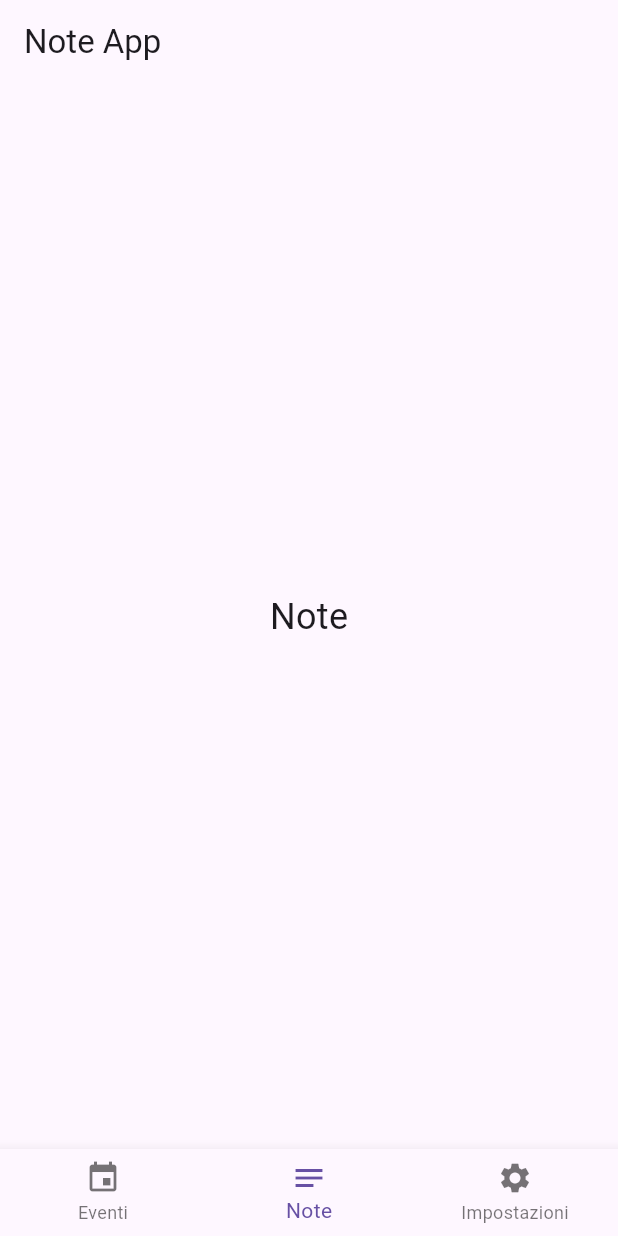
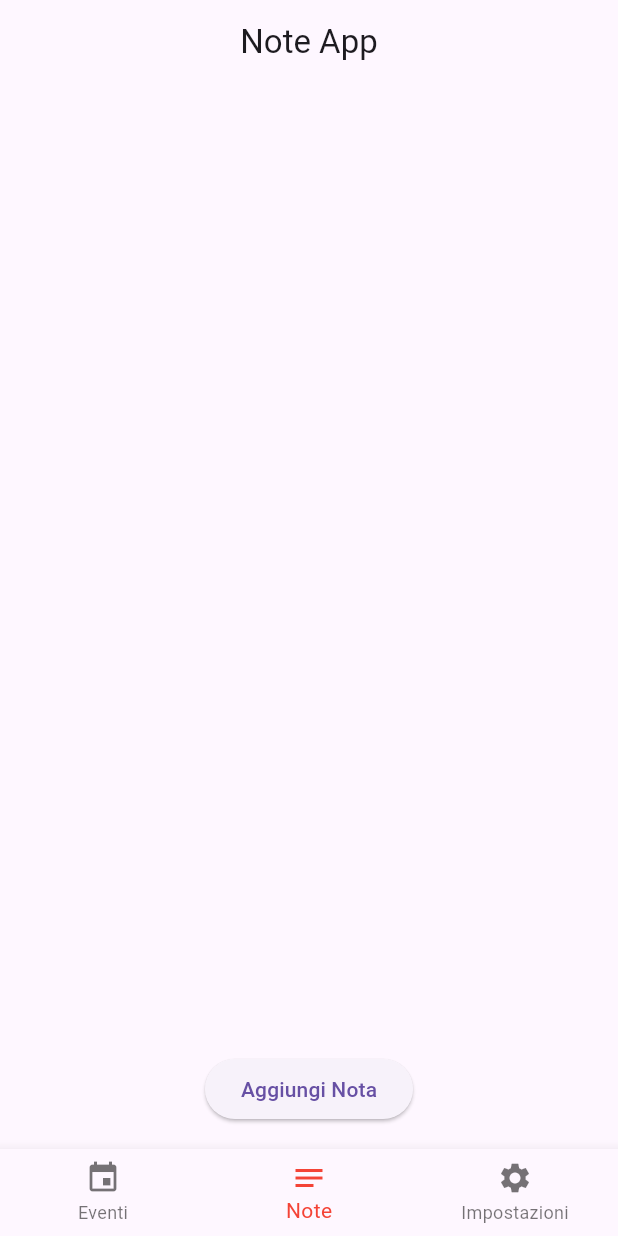
Before and after one commit to SimonGitto/appmobile, a Flutter app: the screen it shows after launch, item 2 of the bottom bar chosen, on a phone screen of 412 x 824 dp. Run offline on Flutter 3.47's test engine with Material 3 defaults, Android fonts, the light colour scheme and no system bars.

Commit message:
Stuttura app3

```diff
--- a/lib/main.dart
+++ b/lib/main.dart
@@ -29,10 +29,11 @@
 
 class _HomePageState extends State<HomePage> {
   int _selectedIndex = 0;
+   List<String> _listaNote = [];
 
-  static List<Widget> _widgetOptions = <Widget>[
+   List<Widget> _widgetOptions(List<String> listaNote) =>  <Widget>[
     PaginaEventi(),
-    PaginaNote(),
+    PaginaNote(listaNote : _listaNote,onAddNotePressed: _addNote),
     PaginaImpostazioni(),
   ];
 
@@ -42,14 +43,53 @@
     });
   }
 
+    void _addNote() async {
+    String? newNote = await showDialog(
+      context: context,
+      builder: (BuildContext context) {
+        TextEditingController _textFieldController = TextEditingController();
+
+        return AlertDialog(
+          title: Text('Aggiungi Nota'),
+          content: TextField(
+            controller: _textFieldController,
+            decoration: InputDecoration(hintText: "Inserisci la tua nota"),
+          ),
+          actions: <Widget>[
+            TextButton(
+              child: Text('Annulla'),
+              onPressed: () {
+                Navigator.of(context).pop();
+              },
+            ),
+            TextButton(
+              child: Text('Aggiungi'),
+              onPressed: () {
+                Navigator.of(context).pop(_textFieldController.text);
+              },
+            ),
+          ],
+        );
+      },
+    );
+
+    if (newNote != null && newNote.isNotEmpty) {
+      setState(() {
+        _listaNote.add(newNote);
+      });
+    }
+  }
+
+
+
   @override
   Widget build(BuildContext context) {
     return Scaffold(
       appBar: AppBar(
-        title: Text('Note App'),
+        title:const Center(child: Text('Note App')),
       ),
       body: Center(
-        child: _widgetOptions.elementAt(_selectedIndex),
+        child: _widgetOptions(_listaNote).elementAt(_selectedIndex),
       ),
       bottomNavigationBar: BottomNavigationBar(
         items: const <BottomNavigationBarItem>[
@@ -67,7 +107,7 @@
           ),
         ],
         currentIndex: _selectedIndex,
-        //selectedItemColor: Colors.blue,
+        selectedItemColor: Colors.red,
         onTap: _onItemTapped,
       ),
     );
--- a/lib/note.dart
+++ b/lib/note.dart
@@ -1,15 +1,40 @@
 import 'package:flutter/material.dart';
 
+class PaginaNote extends StatelessWidget {
+  final List<String> listaNote;
+  final Function() onAddNotePressed; // Callback per gestire il click del pulsante
 
-class PaginaNote extends StatelessWidget {
+  PaginaNote({
+    required this.listaNote,
+    required this.onAddNotePressed,
+  });
+
   @override
   Widget build(BuildContext context) {
-    return Container(
-      child: Center(
-        child: Text(
-          'Note',
-          style: TextStyle(fontSize: 24),
-        ),
+    return Scaffold(
+      appBar: AppBar(
+
+      ),
+      body: Column(
+        children: [
+          Expanded(
+            child: ListView.builder(
+              itemCount: listaNote.length,
+              itemBuilder: (context, index) {
+                return ListTile(
+                  title: Text(listaNote[index]),
+                );
+              },
+            ),
+          ),
+          Padding(
+            padding: const EdgeInsets.all(16.0),
+            child: ElevatedButton(
+              onPressed: onAddNotePressed,
+              child: Text('Aggiungi Nota'),
+            ),
+          ),
+        ],
       ),
     );
   }
```
